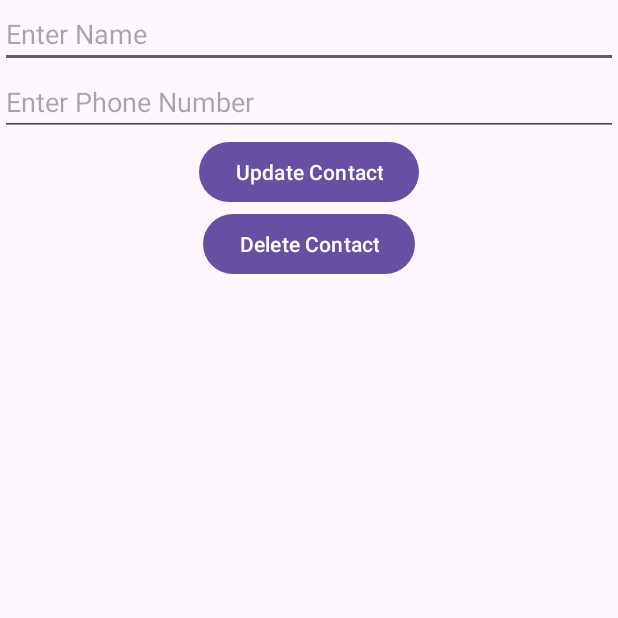
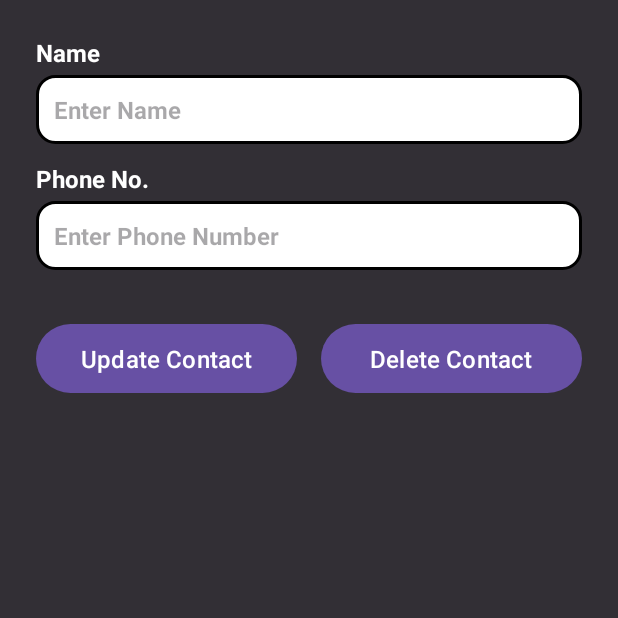
Before and after one commit to Kalana-S/ContactApp, an Android app: the EditContactActivity screen opened directly, with no data from a screen before it, on a phone screen of 412 x 824 dp, the top half of it. Run offline under Robolectric (Android 15) with nearby library versions, the phone set to English and light mode, and no system bars; our stand-ins replace Room's generated code.

Commit message:
:wqUpdated UI design and added new features
Updated UI design and added new features

```diff
--- /dev/null
+++ b/app/src/main/res/drawable/edittext_border.xml
@@ -0,0 +1,9 @@
+<?xml version="1.0" encoding="utf-8"?>
+<shape xmlns:android="http://schemas.android.com/apk/res/android"
+    android:shape="rectangle">
+
+    <solid android:color="@android:color/white"/>
+    <stroke android:width="2dp" android:color="@color/black"/>
+    <corners android:radius="12dp"/>
+    <padding android:left="8dp" android:top="8dp" android:right="8dp" android:bottom="8dp"/>
+</shape>
--- a/app/src/main/res/layout/activity_edit_contact.xml
+++ b/app/src/main/res/layout/activity_edit_contact.xml
@@ -6,33 +6,85 @@
     android:layout_width="match_parent"
     android:layout_height="match_parent"
     android:orientation="vertical"
+    android:background="?attr/colorSurfaceInverse"
+    android:padding="24dp"
     tools:context=".ui.EditContactActivity">
+
+    <TextView
+        android:layout_width="match_parent"
+        android:layout_height="wrap_content"
+        android:text="Name"
+        android:textSize="16sp"
+        android:textColor="@color/white"
+        android:paddingBottom="4dp"
+        android:textStyle="bold"/>
 
     <EditText
         android:id="@+id/editTextName"
         android:layout_width="match_parent"
         android:layout_height="wrap_content"
-        android:hint="Enter Name" />
+        android:hint="Enter Name"
+        android:background="@drawable/edittext_border"
+        android:padding="12dp"
+        android:textSize="16sp"
+        android:textStyle="bold"/>
+
+    <View
+        android:layout_width="match_parent"
+        android:layout_height="12dp"/>
+
+    <TextView
+        android:layout_width="match_parent"
+        android:layout_height="wrap_content"
+        android:text="Phone No."
+        android:textSize="16sp"
+        android:textColor="@color/white"
+        android:paddingBottom="4dp"
+        android:textStyle="bold"/>
 
     <EditText
         android:id="@+id/editTextPhone"
         android:layout_width="match_parent"
         android:layout_height="wrap_content"
         android:hint="Enter Phone Number"
-        android:inputType="phone" />
+        android:inputType="phone"
+        android:background="@drawable/edittext_border"
+        android:padding="12dp"
+        android:textSize="16sp"
+        android:textStyle="bold"/>
+
+    <View
+        android:layout_width="match_parent"
+        android:layout_height="24dp"/>
+
+    <LinearLayout
+        android:layout_width="match_parent"
+        android:layout_height="wrap_content"
+        android:orientation="horizontal"
+        android:gravity="center"
+        android:paddingTop="8dp">
 
         <Button
             android:id="@+id/buttonUpdate"
-        android:layout_width="wrap_content"
+            android:layout_width="0dp"
             android:layout_height="wrap_content"
+            android:layout_weight="1"
             android:text="Update Contact"
-        android:layout_gravity="center"/>
+            android:textColor="@android:color/white"
+            android:textSize="16sp"
+            android:padding="12dp"
+            android:layout_marginEnd="8dp"/>
 
         <Button
             android:id="@+id/buttonDelete"
-        android:layout_width="wrap_content"
+            android:layout_width="0dp"
             android:layout_height="wrap_content"
+            android:layout_weight="1"
             android:text="Delete Contact"
-        android:layout_gravity="center"/>
+            android:textColor="@android:color/white"
+            android:textSize="16sp"
+            android:padding="12dp"
+            android:layout_marginStart="8dp"/>
+    </LinearLayout>
 
 </LinearLayout>
--- a/app/src/main/res/layout/activity_main.xml
+++ b/app/src/main/res/layout/activity_main.xml
@@ -5,6 +5,7 @@
     android:id="@+id/main"
     android:layout_width="match_parent"
     android:layout_height="match_parent"
+    android:background="?attr/colorSurfaceInverse"
     android:orientation="vertical"
     tools:context=".ui.MainActivity">
 
@@ -20,5 +21,6 @@
         android:layout_width="match_parent"
         android:layout_height="match_parent"
         android:layout_marginTop="16dp"
+        android:background="?attr/colorSurfaceInverse"
         android:paddingTop="16dp" />
 </LinearLayout>
```
Also changed, not shown: app/src/main/res/drawable/border_background.xml (added, +12 -0 lines), app/src/main/res/layout/activity_add_contact.xml (+43 -3 lines), app/src/main/res/layout/item_contact.xml (+26 -6 lines). Lines whose indentation alone changed are shown as unchanged.
